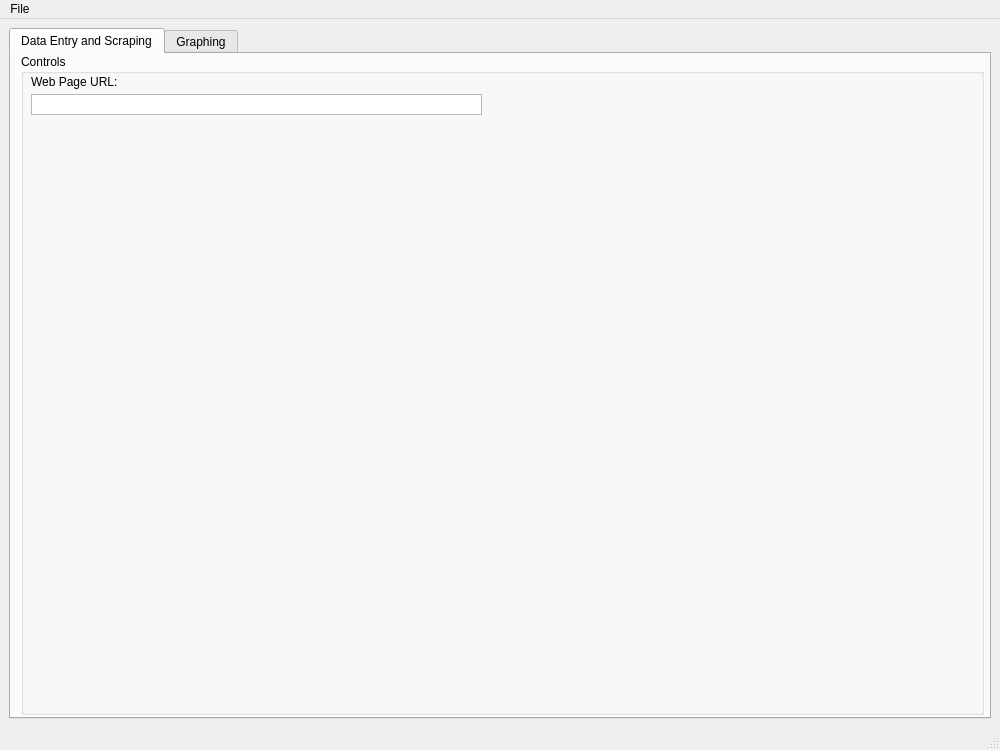
Before: the Qt Designer form pricepal/gui/pricepal_mainform.ui in NanoDevelopmentGroup/PricePal, drawn with Qt 5.
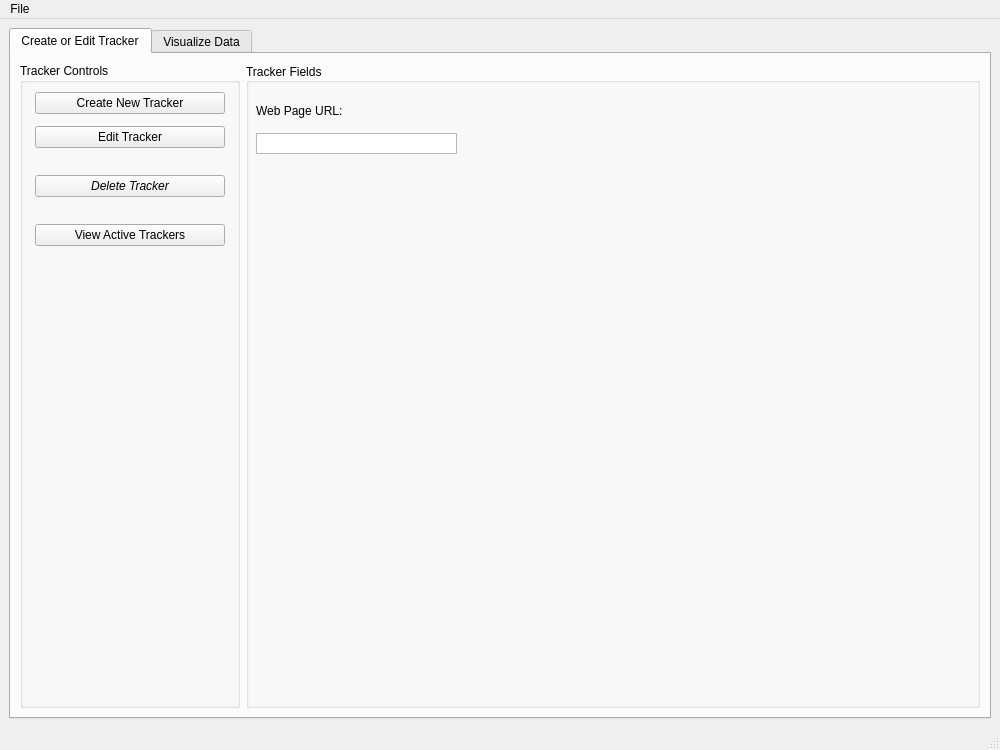
After: the same form once the commit is applied. Icons and pictures are not drawn.

Commit message:
chore: updated UI layout and settings
Added a barebones icon to the application. Changed the size policies of some GUI elements to properly resize with the main window. Added some initial buttons to create, edit, delete, and view trackers within PricePal.

What changed in the file:
```diff
--- a/pricepal/gui/pricepal_mainform.ui
+++ b/pricepal/gui/pricepal_mainform.ui
@@ -10,6 +10,12 @@
     <height>750</height>
    </rect>
   </property>
+  <property name="minimumSize">
+   <size>
+    <width>1000</width>
+    <height>750</height>
+   </size>
+  </property>
   <property name="windowTitle">
    <string>PricePal</string>
   </property>
@@ -17,58 +23,204 @@
    <layout class="QGridLayout" name="gridLayout_2">
     <item row="0" column="0">
      <widget class="QTabWidget" name="tabWidget">
+      <property name="sizePolicy">
+       <sizepolicy hsizetype="Expanding" vsizetype="Expanding">
+        <horstretch>1</horstretch>
+        <verstretch>1</verstretch>
+       </sizepolicy>
+      </property>
       <property name="currentIndex">
        <number>0</number>
       </property>
-      <widget class="QWidget" name="tab">
+      <widget class="QWidget" name="tab_CreateOrEdit">
+       <property name="sizePolicy">
+        <sizepolicy hsizetype="Expanding" vsizetype="Expanding">
+         <horstretch>1</horstretch>
+         <verstretch>1</verstretch>
+        </sizepolicy>
+       </property>
        <attribute name="title">
-        <string>Data Entry and Scraping</string>
+        <string>Create or Edit Tracker</string>
        </attribute>
-       <widget class="QWidget" name="">
-        <property name="geometry">
-         <rect>
-          <x>0</x>
-          <y>0</y>
-          <width>991</width>
-          <height>661</height>
-         </rect>
+       <layout class="QHBoxLayout" name="horizontalLayout_2">
+        <property name="spacing">
+         <number>6</number>
         </property>
-        <layout class="QHBoxLayout" name="horizontalLayout" stretch="0">
-         <property name="sizeConstraint">
-          <enum>QLayout::SetNoConstraint</enum>
-         </property>
+        <item>
+         <widget class="QGroupBox" name="groupBox_TrackerControls">
+          <property name="sizePolicy">
+           <sizepolicy hsizetype="Fixed" vsizetype="Expanding">
+            <horstretch>0</horstretch>
+            <verstretch>1</verstretch>
+           </sizepolicy>
+          </property>
+          <property name="minimumSize">
+           <size>
+            <width>220</width>
+            <height>0</height>
+           </size>
+          </property>
+          <property name="sizeIncrement">
+           <size>
+            <width>0</width>
+            <height>0</height>
+           </size>
+          </property>
+          <property name="title">
+           <string>Tracker Controls</string>
+          </property>
+          <property name="flat">
+           <bool>false</bool>
+          </property>
+          <property name="checkable">
+           <bool>false</bool>
+          </property>
+          <layout class="QGridLayout" name="gridLayout">
          <property name="leftMargin">
-          <number>10</number>
+            <number>12</number>
          </property>
          <property name="rightMargin">
-          <number>18</number>
-         </property>
-         <property name="bottomMargin">
-          <number>0</number>
-         </property>
+            <number>12</number>
+           </property>
+           <property name="spacing">
+            <number>12</number>
+           </property>
+           <item row="5" column="0">
+            <widget class="QPushButton" name="pushButton_ViewActiveTrackers">
+             <property name="text">
+              <string>View Active Trackers</string>
+             </property>
+            </widget>
+           </item>
+           <item row="4" column="0">
+            <spacer name="verticalSpacer_Tracker02">
+             <property name="orientation">
+              <enum>Qt::Vertical</enum>
+             </property>
+             <property name="sizeType">
+              <enum>QSizePolicy::Fixed</enum>
+             </property>
+             <property name="sizeHint" stdset="0">
+              <size>
+               <width>20</width>
+               <height>15</height>
+              </size>
+             </property>
+            </spacer>
+           </item>
+           <item row="1" column="0">
+            <widget class="QPushButton" name="pushButton_EditTracker">
+             <property name="styleSheet">
+              <string notr="true"/>
+             </property>
+             <property name="text">
+              <string>Edit Tracker</string>
+             </property>
+             <property name="autoDefault">
+              <bool>false</bool>
+             </property>
+             <property name="default">
+              <bool>false</bool>
+             </property>
+             <property name="flat">
+              <bool>false</bool>
+             </property>
+            </widget>
+           </item>
+           <item row="0" column="0">
+            <widget class="QPushButton" name="pushButton_CreateTracker">
+             <property name="text">
+              <string>Create New Tracker</string>
+             </property>
+            </widget>
+           </item>
+           <item row="6" column="0">
+            <spacer name="verticalSpacer_Tracker03">
+             <property name="orientation">
+              <enum>Qt::Vertical</enum>
+             </property>
+             <property name="sizeHint" stdset="0">
+              <size>
+               <width>20</width>
+               <height>40</height>
+              </size>
+             </property>
+            </spacer>
+           </item>
+           <item row="3" column="0">
+            <widget class="QPushButton" name="pushButton_DeleteTracker">
+             <property name="font">
+              <font>
+               <weight>50</weight>
+               <italic>true</italic>
+               <bold>false</bold>
+              </font>
+             </property>
+             <property name="text">
+              <string>Delete Tracker</string>
+             </property>
+            </widget>
+           </item>
+           <item row="2" column="0">
+            <spacer name="verticalSpacer_Tracker01">
+             <property name="orientation">
+              <enum>Qt::Vertical</enum>
+             </property>
+             <property name="sizeType">
+              <enum>QSizePolicy::Fixed</enum>
+             </property>
+             <property name="sizeHint" stdset="0">
+              <size>
+               <width>20</width>
+               <height>15</height>
+              </size>
+             </property>
+            </spacer>
+           </item>
+          </layout>
+         </widget>
+        </item>
          <item>
-          <widget class="QGroupBox" name="groupBox_Controls">
+         <widget class="QGroupBox" name="groupBox_TrackerFields">
+          <property name="enabled">
+           <bool>true</bool>
+          </property>
            <property name="sizePolicy">
-            <sizepolicy hsizetype="Preferred" vsizetype="Expanding">
-             <horstretch>0</horstretch>
+           <sizepolicy hsizetype="Expanding" vsizetype="Expanding">
+            <horstretch>1</horstretch>
              <verstretch>1</verstretch>
             </sizepolicy>
            </property>
-           <property name="minimumSize">
-            <size>
-             <width>220</width>
-             <height>0</height>
-            </size>
-           </property>
            <property name="title">
-            <string>Controls</string>
-           </property>
+           <string>Tracker Fields</string>
+          </property>
+          <property name="alignment">
+           <set>Qt::AlignLeading|Qt::AlignLeft|Qt::AlignVCenter</set>
+          </property>
+          <widget class="QTextEdit" name="textEdit_WebPageURL">
+           <property name="geometry">
+            <rect>
+             <x>10</x>
+             <y>70</y>
+             <width>201</width>
+             <height>21</height>
+            </rect>
+           </property>
+           <property name="font">
+            <font>
+             <pointsize>8</pointsize>
+            </font>
+           </property>
+           <property name="verticalScrollBarPolicy">
+            <enum>Qt::ScrollBarAlwaysOff</enum>
+           </property>
+          </widget>
            <widget class="QLabel" name="label_WebPageURL">
             <property name="geometry">
              <rect>
               <x>10</x>
-              <y>20</y>
-              <width>451</width>
+             <y>40</y>
+             <width>201</width>
               <height>16</height>
              </rect>
             </property>
@@ -76,32 +228,13 @@
              <string>Web Page URL:</string>
             </property>
            </widget>
-           <widget class="QTextEdit" name="textEdit_WebPageURL">
-            <property name="geometry">
-             <rect>
-              <x>10</x>
-              <y>40</y>
-              <width>451</width>
-              <height>21</height>
-             </rect>
-            </property>
-            <property name="font">
-             <font>
-              <pointsize>8</pointsize>
-             </font>
-            </property>
-            <property name="verticalScrollBarPolicy">
-             <enum>Qt::ScrollBarAlwaysOff</enum>
-            </property>
-           </widget>
           </widget>
          </item>
         </layout>
        </widget>
-      </widget>
-      <widget class="QWidget" name="tab_2">
+      <widget class="QWidget" name="tab_VisualizeData">
        <attribute name="title">
-        <string>Graphing</string>
+        <string>Visualize Data</string>
        </attribute>
        <widget class="QGroupBox" name="groupBox_Graph">
         <property name="geometry">
```
Left out of the diff: 65 changed lines with no effect on the pictures. Lines whose indentation alone changed are shown as unchanged. The commit also changes 2 other files.
